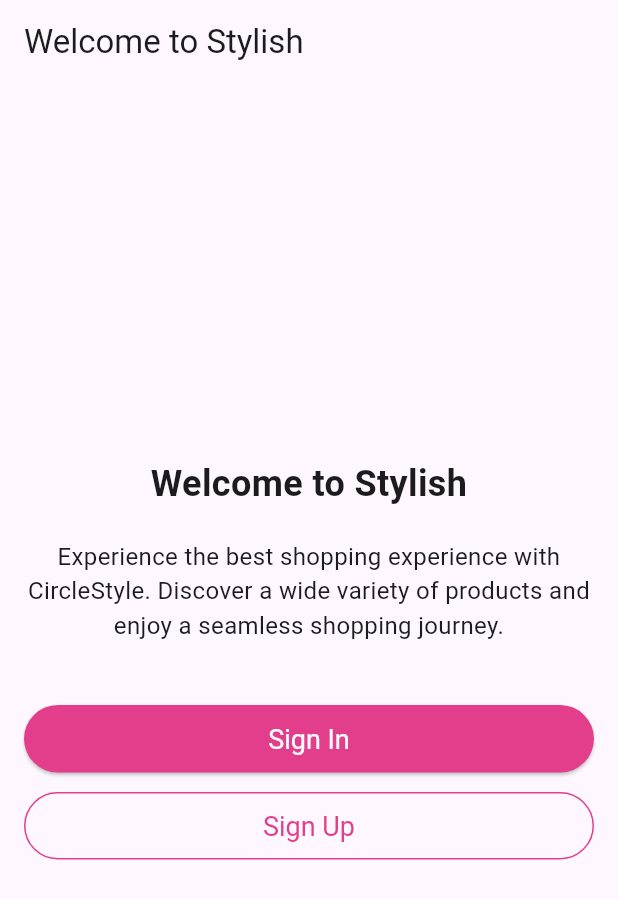
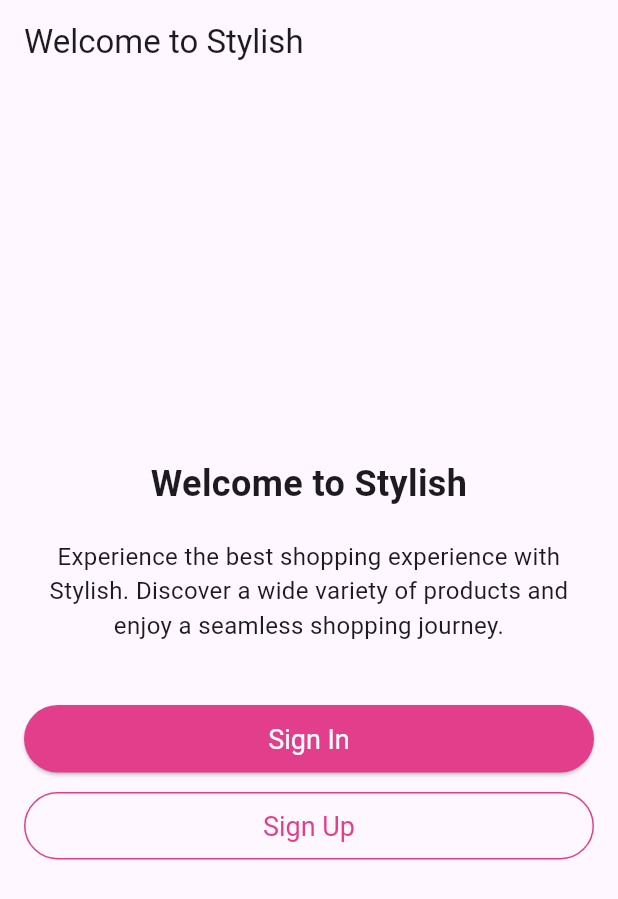
Before and after one commit to kelas-mobile-medan/aplikasi_ratu, a Flutter app: the screen it shows after launch, on a phone screen of 412 x 824 dp. Shown: the top 899 px of the screen. Run offline on Flutter 3.47's test engine with Material 3 defaults, Android fonts, the phone set to English and light mode, and no system bars.

Commit message:
Update start_screen.dart

```diff
--- a/lib/screens/start_screen.dart
+++ b/lib/screens/start_screen.dart
@@ -28,7 +28,7 @@ class StartScreen extends StatelessWidget {
             ),
             SizedBox(height: 20),
             Text(
-              'Experience the best shopping experience with CircleStyle. Discover a wide variety of products and enjoy a seamless shopping journey.',
+              'Experience the best shopping experience with Stylish. Discover a wide variety of products and enjoy a seamless shopping journey.',
               style: TextStyle(
                 fontSize: 16,
               ),
```
